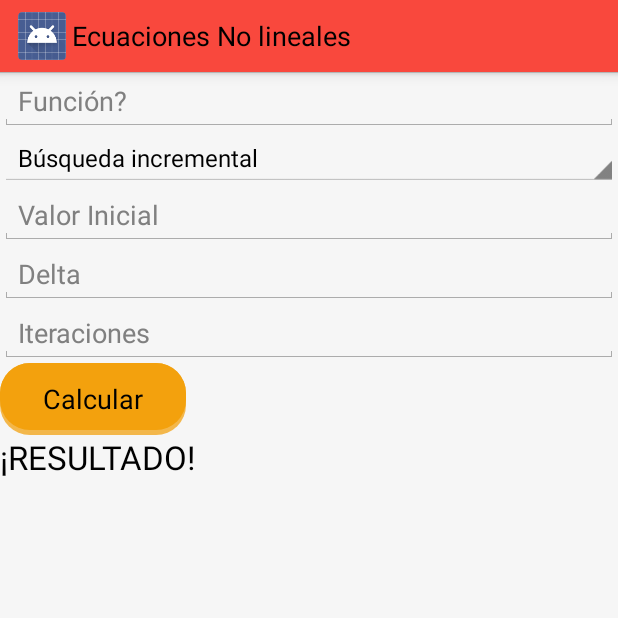
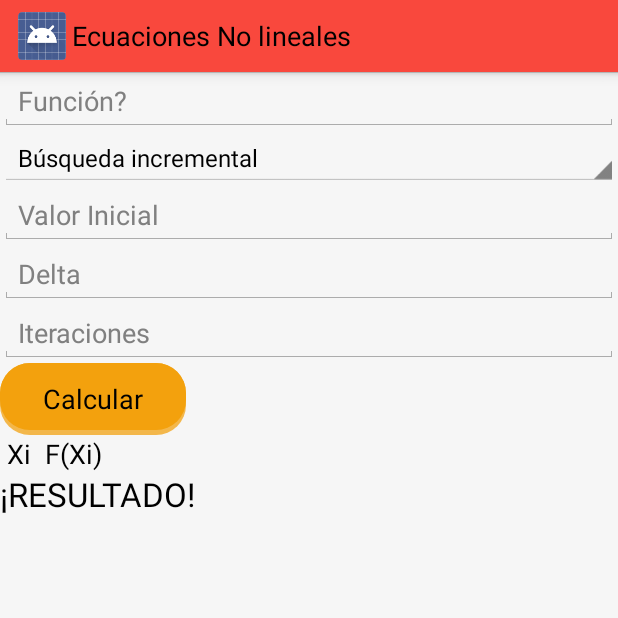
Before and after one commit to arangos/MetodosAnalisiAndroid, an Android app: the NoLinealesActivity screen opened directly, with no data from a screen before it, on a phone screen of 412 x 824 dp, the top half of it. Run offline under Robolectric (Android 15) with nearby library versions, the phone set to English and light mode, and no system bars.

```diff
--- a/app/src/main/res/layout/activity_nolineales.xml
+++ b/app/src/main/res/layout/activity_nolineales.xml
@@ -32,6 +32,24 @@
     <EditText
         android:layout_width="match_parent"
         android:layout_height="wrap_content"
+        android:inputType="text"
+        android:ems="10"
+        android:id="@+id/edtxtAd1"
+        android:layout_weight="0.06"
+        android:visibility="gone" />
+
+    <EditText
+        android:layout_width="match_parent"
+        android:layout_height="wrap_content"
+        android:inputType="text"
+        android:ems="10"
+        android:id="@+id/edtxtAd3"
+        android:layout_weight="0.06"
+        android:visibility="gone" />
+
+    <EditText
+        android:layout_width="match_parent"
+        android:layout_height="wrap_content"
         android:inputType="numberDecimal"
         android:ems="10"
         android:id="@+id/editTextDelta"
@@ -45,12 +63,30 @@
         android:id="@+id/editTextIteraciones"
         android:hint="Iteraciones" />
 
+    <EditText
+        android:layout_width="match_parent"
+        android:layout_height="wrap_content"
+        android:inputType="text"
+        android:ems="10"
+        android:id="@+id/edtxtAd2"
+        android:layout_weight="0.06"
+        android:visibility="gone" />
+
     <Button
         android:layout_width="124dp"
         android:layout_height="wrap_content"
         android:text="Calcular"
         android:id="@+id/buttonCalcNoLin"
         android:background="@drawable/button" />
+
+    <TextView
+        android:layout_width="wrap_content"
+        android:layout_height="wrap_content"
+        android:textAppearance="?android:attr/textAppearanceMedium"
+        android:text="Xi  F(xi)"
+        android:id="@+id/txtColumName"
+        android:layout_weight="0.06" />
+
     <HorizontalScrollView android:layout_width="fill_parent"
         android:layout_height="202dp"
         android:layout_weight="0.75">
```
Also changed, not shown: app/src/main/java/com/example/arango/metodos/NoLinealesActivity.java (+60 -33 lines).
